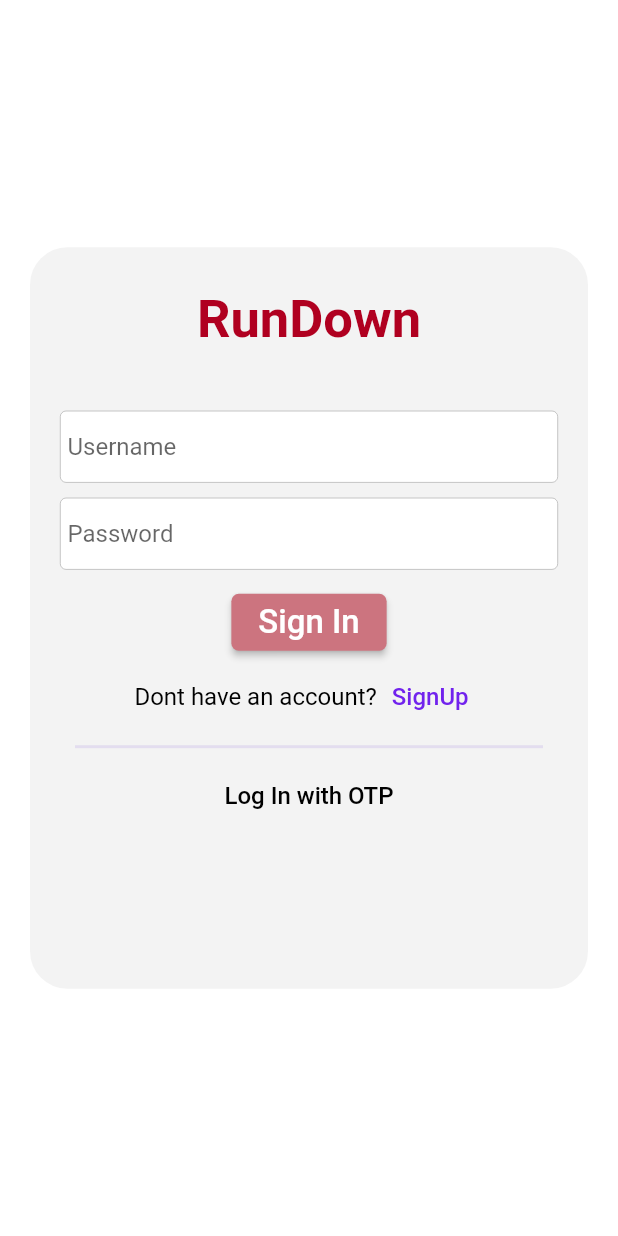
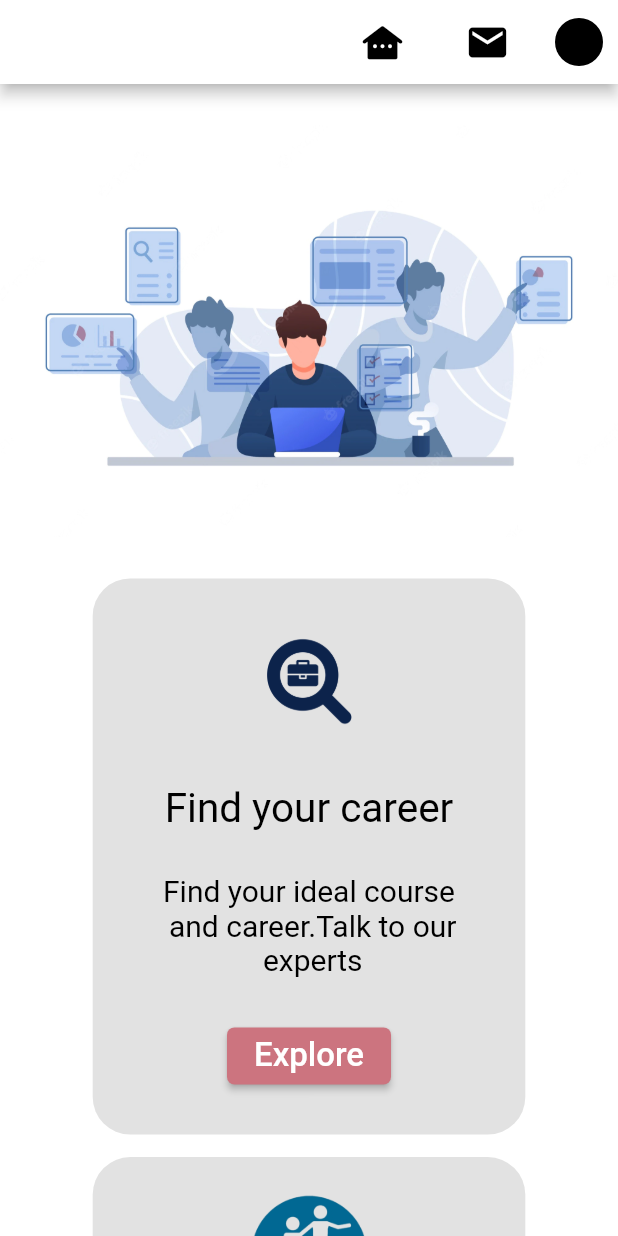
Before and after one commit to Bassambasheer/RunDown_Career_Guidance, a Flutter app: the LogInScreen screen opened directly, after a tap on "Sign In", on a phone screen of 412 x 824 dp. Run offline on Flutter 3.47's test engine with Material 2 defaults, Android fonts, the phone set to English and light mode, and no system bars; our stand-ins replace animated_splash_screen, google_fonts; Roboto replaces fonts that are missing (Trykker, Viga).

Commit message:
UI progress

```diff
--- a/lib/core/constant/buttonwidget.dart
+++ b/lib/core/constantwidgets/buttonwidget.dart
@@ -1,7 +1,6 @@
 
 import 'package:flutter/material.dart';
-import 'package:google_fonts/google_fonts.dart';
-import 'package:run_down/core/constant/textwidget.dart';
+import 'package:run_down/core/constantwidgets/textwidget.dart';
 import 'package:run_down/theme/theme.dart';
 
 class ButtonWidget extends StatelessWidget {
--- a/lib/core/constant/txtbox.dart
+++ b/lib/core/constantwidgets/txtbox.dart
@@ -28,8 +28,8 @@ TxtField({
           fillColor: Colors.white,
           contentPadding:
               const EdgeInsets.symmetric(vertical: 5.0, horizontal: 5.0),
-          enabledBorder: OutlineInputBorder(
-              borderSide: new BorderSide(color: Colors.grey, width: 0.4)),
+          enabledBorder: const OutlineInputBorder(
+              borderSide:  BorderSide(color: Colors.grey, width: 0.4)),
           hintText: hint,
         ),
       ),
--- a/lib/main.dart
+++ b/lib/main.dart
@@ -1,8 +1,9 @@
 import 'package:animated_splash_screen/animated_splash_screen.dart';
 import 'package:flutter/material.dart';
 import 'package:google_fonts/google_fonts.dart';
-import 'package:run_down/core/constant/textwidget.dart';
+import 'package:run_down/core/constantwidgets/textwidget.dart';
 import 'package:run_down/theme/theme.dart';
+import 'package:run_down/view/Home_Page/home_page.dart';
 import 'package:run_down/view/Landing_Page/landing_page.dart';
 import 'package:run_down/view/Log_In_page/login_in_page.dart';
 
@@ -18,14 +19,16 @@ class MyApp extends StatelessWidget {
       debugShowCheckedModeBanner: false,
       title: 'Flutter Demo',
       theme: lightTheme,
-      // home: AnimatedSplashScreen(
-      //   animationDuration: Duration(seconds: 3),
-      //     backgroundColor: white,
-      //     splash:  TextWidget(
-      //       fam: GoogleFonts.bigShouldersDisplay().fontFamily,
-      //         txt: "RunDown", size: 35, clr : redColorDark, weight: FontWeight.bold),
-      //     nextScreen: const LandingPage()),
-      home: LogInScreen(),
+      home: AnimatedSplashScreen(
+          animationDuration: Duration(seconds: 3),
+          backgroundColor: white,
+          splash: TextWidget(
+              fam: GoogleFonts.bigShouldersDisplay().fontFamily,
+              txt: "RunDown",
+              size: 35,
+              clr: redColorDark,
+              weight: FontWeight.bold),
+          nextScreen: const LandingPage()),
     );
   }
 }
--- a/lib/theme/theme.dart
+++ b/lib/theme/theme.dart
@@ -3,7 +3,7 @@ import 'package:google_fonts/google_fonts.dart';
 
 ThemeData lightTheme = ThemeData(
   brightness: Brightness.light,
-  visualDensity:const VisualDensity(vertical: 0.5, horizontal: 0.5),
+  visualDensity: const VisualDensity(vertical: 0.5, horizontal: 0.5),
   primaryColor: Colors.black,
   // primaryColorBrightness: Brightness.light,
   primaryColorLight: Colors.blueAccent,
@@ -14,13 +14,13 @@ ThemeData lightTheme = ThemeData(
 
   bottomAppBarColor: Colors.white,
   cardColor: const Color.fromRGBO(127, 196, 253, 1),
-  dividerColor:const Color(0x1f6D42CE),
-  focusColor:const Color(0x1aF5E0C3),
+  dividerColor: const Color(0x1f6D42CE),
+  focusColor: const Color(0x1aF5E0C3),
   colorScheme: ColorScheme.fromSwatch()
-      .copyWith(secondary:const Color.fromRGBO(255, 149, 0, 1)),
-  textTheme:const TextTheme().copyWith(
+      .copyWith(secondary: const Color.fromRGBO(255, 149, 0, 1)),
+  textTheme: const TextTheme().copyWith(
     headline1: const TextStyle(color: Colors.black),
-    headline2:  const TextStyle(color: Colors.black),
+    headline2: const TextStyle(color: Colors.black),
     headline3: const TextStyle(color: Colors.black),
     headline4: const TextStyle(color: Colors.black),
     headline5: const TextStyle(color: Colors.black),
@@ -33,16 +33,20 @@ ThemeData lightTheme = ThemeData(
     button: const TextStyle(color: Colors.black),
     caption: const TextStyle(color: Colors.black),
   ),
-  fontFamily:  GoogleFonts.trykker().fontFamily,
-  buttonTheme:const ButtonThemeData().copyWith(
+  fontFamily: GoogleFonts.trykker().fontFamily,
+  buttonTheme: const ButtonThemeData().copyWith(
     buttonColor: constant,
     textTheme: ButtonTextTheme.primary,
   ),
 );
+IconThemeData iconThemeData = const IconThemeData(
+  color: black,
+  size: 30
+);
 
 const Color constant = Color(0xFFFFCC747F);
 const Color black = Colors.black;
- Color lightgrey = Colors.grey.shade200.withOpacity(0.7);
+Color lightgrey = Colors.grey.shade200.withOpacity(0.7);
 const Color grey = Colors.grey;
 const Color white = Colors.white;
 const Color gradientPurple = Color.fromRGBO(83, 57, 214, 1);
@@ -59,7 +63,6 @@ const Color redColor = Color.fromRGBO(255, 85, 10, 1);
 const Color yellowColor = Color.fromRGBO(255, 245, 0, 1);
 const Color iceBlue = Color.fromRGBO(241, 249, 255, 1);
 const Color cyanColor = Color.fromRGBO(3, 218, 198, 1);
-
 
 class _ThemeColor {
   final Color primaryColor;
--- a/lib/view/Home_Page/home_page.dart
+++ b/lib/view/Home_Page/home_page.dart
@@ -1,12 +1,73 @@
 import 'package:flutter/material.dart';
+import 'package:run_down/theme/theme.dart';
+import 'package:run_down/view/Home_Page/widgets/Home_card.dart';
 
-class HomePage extends StatelessWidget {
-  const HomePage({ Key? key }) : super(key: key);
+class HomeScreen extends StatelessWidget {
+  const HomeScreen({Key? key}) : super(key: key);
 
   @override
   Widget build(BuildContext context) {
+    final size = MediaQuery.of(context).size;
     return Scaffold(
-
+      appBar: AppBar(
+        automaticallyImplyLeading: false,
+        iconTheme: iconThemeData,
+        backgroundColor: white,
+        actions: [
+          IconButton(
+              onPressed: () {}, icon: const Icon(Icons.other_houses_rounded)),
+          const SizedBox(width: 20),
+          IconButton(onPressed: () {}, icon: const Icon(Icons.mail)),
+          const SizedBox(width: 20),
+          const CircleAvatar(
+            backgroundColor: black,
+            radius: 16,
+          ),
+          const SizedBox(width: 10),
+        ],
+      ),
+      body: ListView(shrinkWrap: true, children: [
+        Column(
+          children: [
+            Container(
+              width: size.width,
+              height: size.width * 0.8,
+              decoration: const BoxDecoration(
+                  image: DecorationImage(image: AssetImage("assets/home.jpg"))),
+            ),
+            HomeCard(
+              size: size,
+              asset: "assets/home1.png",
+              title: "Find your career",
+              content:
+                  "Find your ideal course\n and career.Talk to our\n experts",
+              ontap: () {},
+            ),
+            const SizedBox(
+              height: 15,
+            ),
+            HomeCard(
+              size: size,
+              asset: "assets/home2.png",
+              title: "Find your Mentor",
+              content:
+                  "Find the mentors who\nare chosen for you,talk\nto them and find your\npath",
+              ontap: () {},
+            ),
+            const SizedBox(
+              height: 15,
+            ),
+            HomeCard(
+              size: size,
+              asset: "assets/premium.webp",
+              title: "Premium Membership",
+              content:
+                  "Buy premium\nmembership to avail\nmore features like video\ncall with mentors etc.",
+              ontap: () {},
+            ),
+          ],
+        )
+      ]),
     );
   }
 }
--- /dev/null
+++ b/lib/view/Home_Page/widgets/Home_card.dart
@@ -0,0 +1,59 @@
+import 'package:flutter/material.dart';
+import 'package:run_down/core/constantwidgets/buttonwidget.dart';
+import 'package:run_down/theme/theme.dart';
+
+import '../../../core/constantwidgets/textwidget.dart';
+
+class HomeCard extends StatelessWidget {
+  const HomeCard({
+    Key? key,
+    required this.size,
+    required this.asset,
+    required this.title,
+    required this.content,
+    required this.ontap,
+  }) : super(key: key);
+  final String asset;
+  final Size size;
+  final String title;
+  final String content;
+  final Function ontap;
+
+  @override
+  Widget build(BuildContext context) {
+    return Container(
+      decoration: BoxDecoration(
+        color: grey.withOpacity(0.3),
+        borderRadius: BorderRadius.circular(25),
+      ),
+      width: size.width * 0.7,
+      height: size.width * 0.9,
+      child: Column(
+        mainAxisAlignment: MainAxisAlignment.spaceEvenly,
+        children: [
+          Container(
+            width: size.width * 0.2,
+            height: size.width * 0.2,
+            decoration:
+                BoxDecoration(image: DecorationImage(image: AssetImage(asset))),
+          ),
+          TextWidget(
+            align: TextAlign.center,
+            txt: title,
+            size: 27,
+          ),
+          TextWidget(
+            align: TextAlign.center,
+            txt: content,
+            size: 20,
+          ),
+          ButtonWidget(
+              txt: "Explore",
+              ontap: () {
+                ontap;
+              })
+        ],
+      ),
+    );
+  }
+}
--- a/lib/view/Landing_Page/landing_page.dart
+++ b/lib/view/Landing_Page/landing_page.dart
@@ -1,9 +1,9 @@
 import 'package:flutter/material.dart';
-import 'package:run_down/core/constant/buttonwidget.dart';
-import 'package:run_down/core/constant/textwidget.dart';
+import 'package:run_down/core/constantwidgets/buttonwidget.dart';
+import 'package:run_down/core/constantwidgets/textwidget.dart';
 import 'package:run_down/theme/theme.dart';
-import 'package:run_down/view/Home_Page/home_page.dart';
 import 'package:run_down/view/Landing_Page/widgets/landing_widget.dart';
+import 'package:run_down/view/Log_In_page/login_in_page.dart';
 
 class LandingPage extends StatelessWidget {
   const LandingPage({Key? key}) : super(key: key);
@@ -43,7 +43,7 @@ class LandingPage extends StatelessWidget {
               txt: "Get Started",
               ontap: (){
                  Navigator.of(context)
-            .pushReplacement(MaterialPageRoute(builder: (ctx) =>const HomePage()));
+            .pushReplacement(MaterialPageRoute(builder: (ctx) => LogInScreen()));
               },
             ),
             asset: "assets/landing4.jpg",
--- a/lib/view/Landing_Page/widgets/landing_widget.dart
+++ b/lib/view/Landing_Page/widgets/landing_widget.dart
@@ -1,5 +1,5 @@
 import 'package:flutter/material.dart';
-import 'package:run_down/core/constant/textwidget.dart';
+import 'package:run_down/core/constantwidgets/textwidget.dart';
 import 'package:run_down/theme/theme.dart';
 
 class LandingWidget extends StatelessWidget {
--- a/lib/view/Log_In_page/login_in_page.dart
+++ b/lib/view/Log_In_page/login_in_page.dart
@@ -1,9 +1,10 @@
 import 'package:flutter/material.dart';
 import 'package:google_fonts/google_fonts.dart';
-import 'package:run_down/core/constant/buttonwidget.dart';
-import 'package:run_down/core/constant/textwidget.dart';
-import 'package:run_down/core/constant/txtbox.dart';
+import 'package:run_down/core/constantwidgets/buttonwidget.dart';
+import 'package:run_down/core/constantwidgets/textwidget.dart';
+import 'package:run_down/core/constantwidgets/txtbox.dart';
 import 'package:run_down/theme/theme.dart';
+import 'package:run_down/view/Home_Page/home_page.dart';
 import 'package:run_down/view/Sign_up_page/user_sign_up_page.dart';
 
 class LogInScreen extends StatelessWidget {
@@ -48,7 +49,12 @@ class LogInScreen extends StatelessWidget {
                       hint: "Password",
                       pass: true,
                     ),
-                    ButtonWidget(txt: "Sign In", ontap: () {}),
+                    ButtonWidget(
+                        txt: "Sign In",
+                        ontap: () {
+                          Navigator.of(context).push(MaterialPageRoute(
+                              builder: (ctx) => HomeScreen()));
+                        }),
                     Row(
                       mainAxisAlignment: MainAxisAlignment.center,
                       children: [
--- a/lib/view/Sign_up_page/user_sign_up_page.dart
+++ b/lib/view/Sign_up_page/user_sign_up_page.dart
@@ -1,8 +1,8 @@
 import 'package:flutter/material.dart';
 import 'package:google_fonts/google_fonts.dart';
-import 'package:run_down/core/constant/buttonwidget.dart';
-import 'package:run_down/core/constant/textwidget.dart';
-import 'package:run_down/core/constant/txtbox.dart';
+import 'package:run_down/core/constantwidgets/buttonwidget.dart';
+import 'package:run_down/core/constantwidgets/textwidget.dart';
+import 'package:run_down/core/constantwidgets/txtbox.dart';
 import 'package:run_down/theme/theme.dart';
 
 class UserSignUpScreen extends StatelessWidget {
--- a/pubspec.yaml
+++ b/pubspec.yaml
@@ -53,6 +53,10 @@ flutter:
     - assets/landing2.png
     - assets/landing3.jpg
     - assets/landing4.jpg
+    - assets/home.jpg
+    - assets/home1.png
+    - assets/home2.png
+    - assets/premium.webp
   # An image asset can refer to one or more resolution-specific "variants", see
   # https://flutter.dev/assets-and-images/#resolution-aware.
   # For details regarding adding assets from package dependencies, see
```
Also changed, not shown: assets/home.jpg (added), assets/home1.png (added), assets/home2.png (added), assets/premium.webp (added), lib/core/constantwidgets/textwidget.dart (renamed from lib/core/constant/textwidget.dart).
